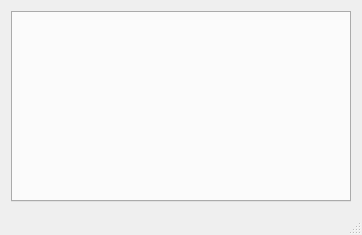
SirAnthony/Risoshi, file Risoshi/mainwindow.ui: the form before one commit.
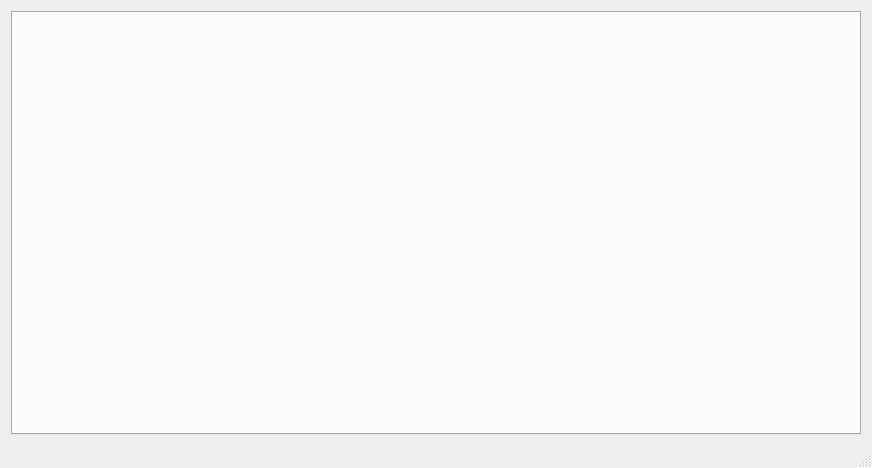
The form after the commit. Custom widgets are drawn as their Qt base class.

Patch:
```diff
--- a/Risoshi/mainwindow.ui
+++ b/Risoshi/mainwindow.ui
@@ -6,8 +6,8 @@
    <rect>
     <x>0</x>
     <y>0</y>
-    <width>362</width>
-    <height>235</height>
+    <width>872</width>
+    <height>468</height>
    </rect>
   </property>
   <property name="sizePolicy">
```
Left out of the diff: 4 changed lines with no effect on the pictures.
